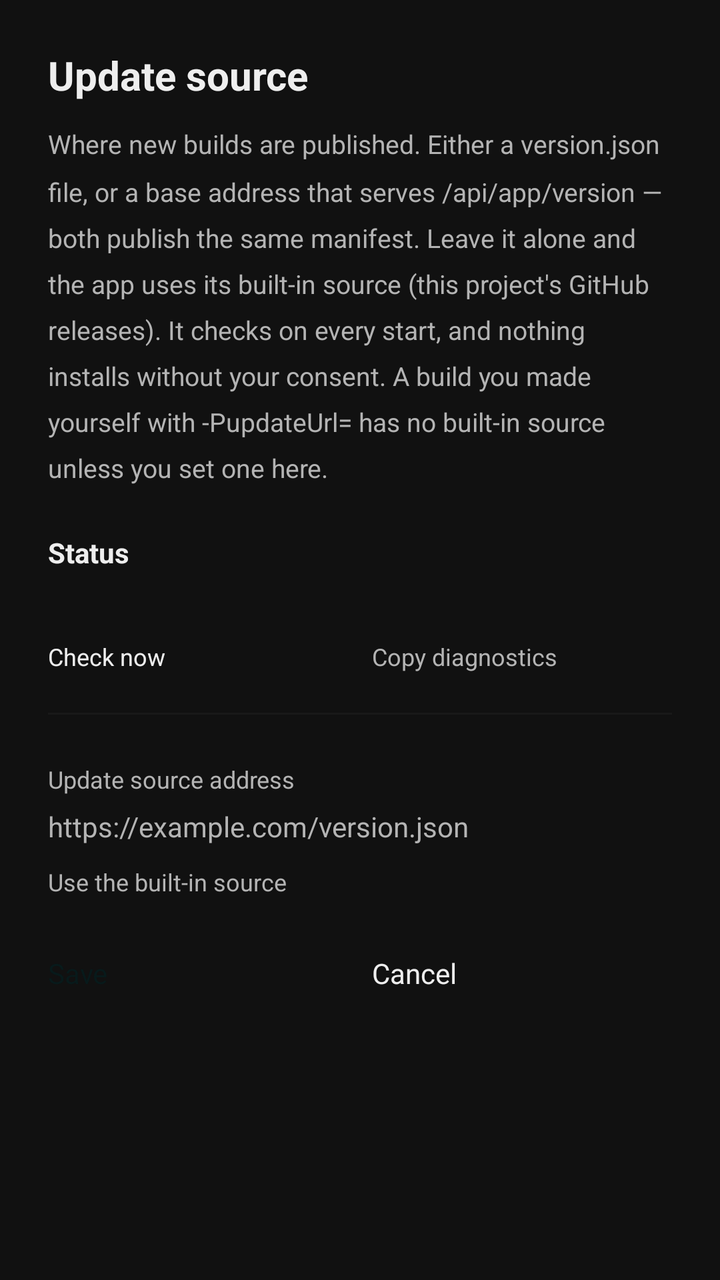
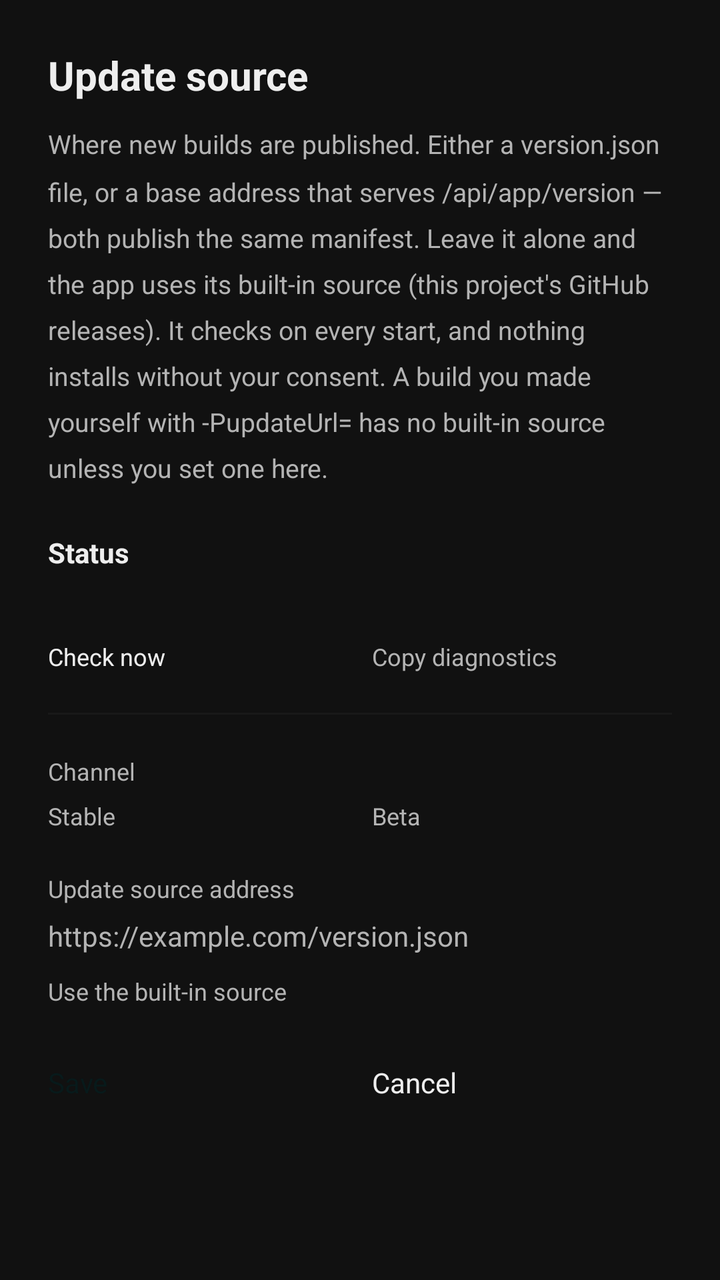

Two renders of the same Android screen: before a commit and after it. Below are the layout's source before the change and the commit's diff.
<!-- AndroidManifest.xml: application theme Theme.Shell -->
<!-- res/layout/activity_settings.xml -->
<?xml version="1.0" encoding="utf-8"?>
<ScrollView xmlns:android="http://schemas.android.com/apk/res/android"
    android:layout_width="match_parent"
    android:layout_height="match_parent"
    android:background="@color/shell_background"
    android:fillViewport="true">

    <LinearLayout
        android:layout_width="match_parent"
        android:layout_height="wrap_content"
        android:orientation="vertical"
        android:padding="24dp">

        <TextView
            android:id="@+id/settings_title"
            android:layout_width="wrap_content"
            android:layout_height="wrap_content"
            android:text="@string/settings_title"
            android:textColor="@color/shell_foreground"
            android:textSize="20sp"
            android:textStyle="bold" />

        <TextView
            android:id="@+id/settings_help"
            android:layout_width="match_parent"
            android:layout_height="wrap_content"
            android:layout_marginTop="12dp"
            android:lineSpacingMultiplier="1.5"
            android:text="@string/server_help"
            android:textColor="@color/shell_muted"
            android:textSize="13sp" />

        
        <TextView
            android:layout_width="wrap_content"
            android:layout_height="wrap_content"
            android:layout_marginTop="24dp"
            android:text="@string/settings_status_title"
            android:textColor="@color/shell_foreground"
            android:textSize="14sp"
            android:textStyle="bold" />

        <TextView
            android:id="@+id/settings_status"
            android:layout_width="match_parent"
            android:layout_height="wrap_content"
            android:layout_marginTop="8dp"
            android:lineSpacingMultiplier="1.45"
            android:textColor="@color/shell_muted"
            android:textSize="12sp"
            android:textIsSelectable="true" />

        <LinearLayout
            android:layout_width="match_parent"
            android:layout_height="wrap_content"
            android:layout_marginTop="10dp"
            android:orientation="horizontal">

            <Button
                android:id="@+id/settings_check"
                android:layout_width="0dp"
                android:layout_height="wrap_content"
                android:layout_weight="1"
                android:backgroundTint="@color/shell_card"
                android:text="@string/settings_check_now"
                android:textColor="@color/shell_foreground"
                android:textSize="12sp" />

            <Button
                android:id="@+id/settings_copy"
                android:layout_width="0dp"
                android:layout_height="wrap_content"
                android:layout_marginStart="12dp"
                android:layout_weight="1"
                android:backgroundTint="@color/shell_card"
                android:text="@string/settings_copy"
                android:textColor="@color/shell_muted"
                android:textSize="12sp" />
        </LinearLayout>

        <View
            android:layout_width="match_parent"
            android:layout_height="1dp"
            android:layout_marginTop="20dp"
            android:background="@color/shell_card" />

        <TextView
            android:layout_width="wrap_content"
            android:layout_height="wrap_content"
            android:layout_marginTop="24dp"
            android:labelFor="@id/settings_field"
            android:text="@string/server_label"
            android:textColor="@color/shell_muted"
            android:textSize="12sp" />

        <EditText
            android:id="@+id/settings_field"
            android:layout_width="match_parent"
            android:layout_height="wrap_content"
            android:layout_marginTop="6dp"
            android:autofillHints="url"
            android:hint="@string/server_hint"
            android:imeOptions="actionDone"
            android:inputType="textUri"
            android:maxLines="1"
            android:textColor="@color/shell_foreground"
            android:textColorHint="@color/shell_muted"
            android:backgroundTint="@color/shell_primary" />

        <Button
            android:id="@+id/settings_default"
            android:layout_width="wrap_content"
            android:layout_height="wrap_content"
            android:layout_marginTop="10dp"
            android:backgroundTint="@color/shell_card"
            android:text="@string/settings_reset"
            android:textColor="@color/shell_muted"
            android:textSize="12sp" />

        <LinearLayout
            android:layout_width="match_parent"
            android:layout_height="wrap_content"
            android:layout_marginTop="28dp"
            android:orientation="horizontal">

            <Button
                android:id="@+id/settings_save"
                android:layout_width="0dp"
                android:layout_height="wrap_content"
                android:layout_weight="1"
                android:backgroundTint="@color/shell_primary"
                android:text="@string/save"
                android:textColor="@color/shell_on_primary" />

            <Button
                android:id="@+id/settings_cancel"
                android:layout_width="0dp"
                android:layout_height="wrap_content"
                android:layout_marginStart="12dp"
                android:layout_weight="1"
                android:backgroundTint="@color/shell_card"
                android:text="@string/cancel"
                android:textColor="@color/shell_foreground" />
        </LinearLayout>
    </LinearLayout>
</ScrollView>
<!-- resources referenced by this layout -->
<resources>
  <color name="shell_background">#111111</color>
  <color name="shell_card">#191919</color>
  <color name="shell_foreground">#EEEEEE</color>
  <color name="shell_muted">#B4B4B4</color>
  <color name="shell_on_primary">#081A1B</color>
  <color name="shell_primary">#FFE0C2</color>
  <string name="cancel">Cancel</string>
  <string name="save">Save</string>
  <string name="server_help">Where new builds are published. Either a version.json file, or a base address that serves /api/app/version — both publish the same manifest. Leave it alone and the app uses its built-in source (this project\'s GitHub releases). It checks on every start, and nothing installs without your consent. A build you made yourself with -PupdateUrl= has no built-in source unless you set one here.</string>
  <string name="server_hint">https://example.com/version.json</string>
  <string name="server_label">Update source address</string>
  <string name="settings_check_now">Check now</string>
  <string name="settings_copy">Copy diagnostics</string>
  <string name="settings_reset">Use the built-in source</string>
  <string name="settings_status_title">Status</string>
  <string name="settings_title">Update source</string>
  <style name="Theme.Shell" parent="@android:style/Theme.Material.NoActionBar">
          <item name="android:windowBackground">@color/shell_background</item>
          <item name="android:colorPrimary">@color/shell_primary</item>
          <item name="android:colorAccent">@color/shell_primary</item>
          <item name="android:statusBarColor">@color/shell_background</item>
          <item name="android:navigationBarColor">@color/shell_background</item>
          <item name="android:textColorPrimary">@color/shell_foreground</item>
          <item name="android:textColorSecondary">@color/shell_muted</item>
      </style>
</resources>

<!-- the commit's change to res/layout/activity_settings.xml (unified diff, before → after) -->
@@ -84,10 +84,48 @@
             android:layout_marginTop="20dp"
             android:background="@color/shell_card" />
 
+        
         <TextView
             android:layout_width="wrap_content"
             android:layout_height="wrap_content"
-            android:layout_marginTop="24dp"
+            android:layout_marginTop="20dp"
+            android:labelFor="@id/settings_channel_stable"
+            android:text="@string/settings_channel"
+            android:textColor="@color/shell_muted"
+            android:textSize="12sp" />
+
+        <LinearLayout
+            android:layout_width="match_parent"
+            android:layout_height="wrap_content"
+            android:layout_marginTop="6dp"
+            android:orientation="horizontal">
+
+            <Button
+                android:id="@+id/settings_channel_stable"
+                android:layout_width="0dp"
+                android:layout_height="wrap_content"
+                android:layout_weight="1"
+                android:backgroundTint="@color/shell_card"
+                android:text="@string/channel_stable"
+                android:textColor="@color/shell_muted"
+                android:textSize="12sp" />
+
+            <Button
+                android:id="@+id/settings_channel_beta"
+                android:layout_width="0dp"
+                android:layout_height="wrap_content"
+                android:layout_marginStart="12dp"
+                android:layout_weight="1"
+                android:backgroundTint="@color/shell_card"
+                android:text="@string/channel_beta"
+                android:textColor="@color/shell_muted"
+                android:textSize="12sp" />
+        </LinearLayout>
+
+        <TextView
+            android:layout_width="wrap_content"
+            android:layout_height="wrap_content"
+            android:layout_marginTop="20dp"
             android:labelFor="@id/settings_field"
             android:text="@string/server_label"
             android:textColor="@color/shell_muted"
<!-- resource entries referenced after the edit -->
@@ -7,10 +7,13 @@
   <color name="shell_on_primary">#081A1B</color>
   <color name="shell_primary">#FFE0C2</color>
   <string name="cancel">Cancel</string>
+  <string name="channel_beta">Beta</string>
+  <string name="channel_stable">Stable</string>
   <string name="save">Save</string>
   <string name="server_help">Where new builds are published. Either a version.json file, or a base address that serves /api/app/version — both publish the same manifest. Leave it alone and the app uses its built-in source (this project\'s GitHub releases). It checks on every start, and nothing installs without your consent. A build you made yourself with -PupdateUrl= has no built-in source unless you set one here.</string>
   <string name="server_hint">https://example.com/version.json</string>
   <string name="server_label">Update source address</string>
+  <string name="settings_channel">Channel</string>
   <string name="settings_check_now">Check now</string>
   <string name="settings_copy">Copy diagnostics</string>
   <string name="settings_reset">Use the built-in source</string>
